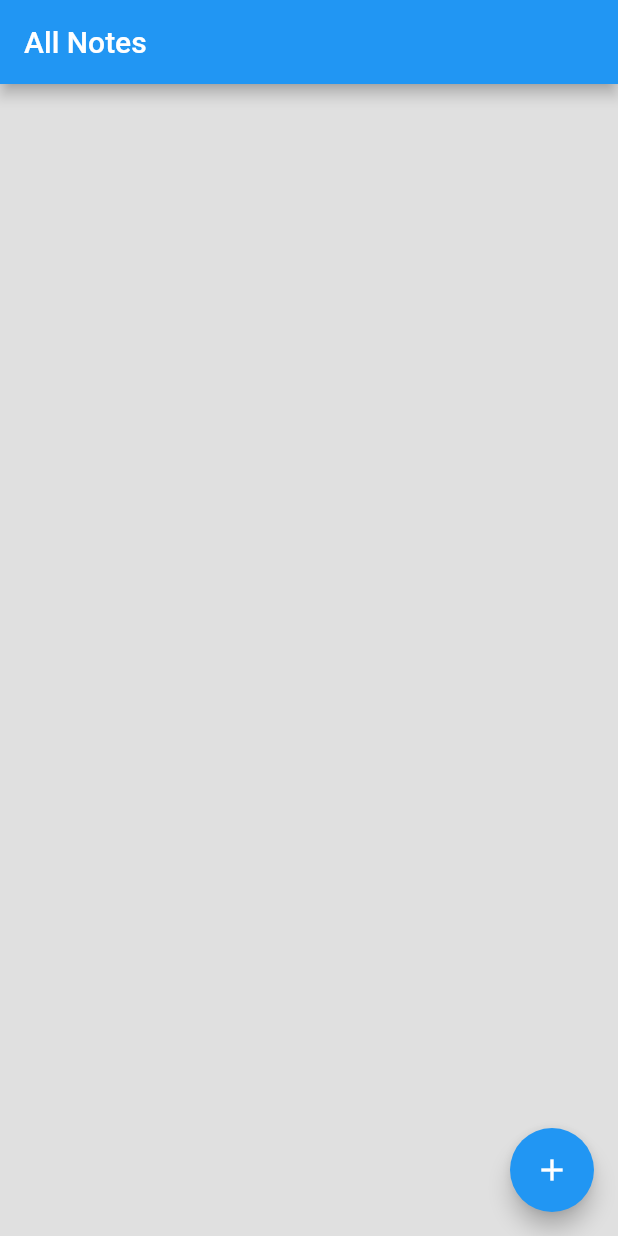
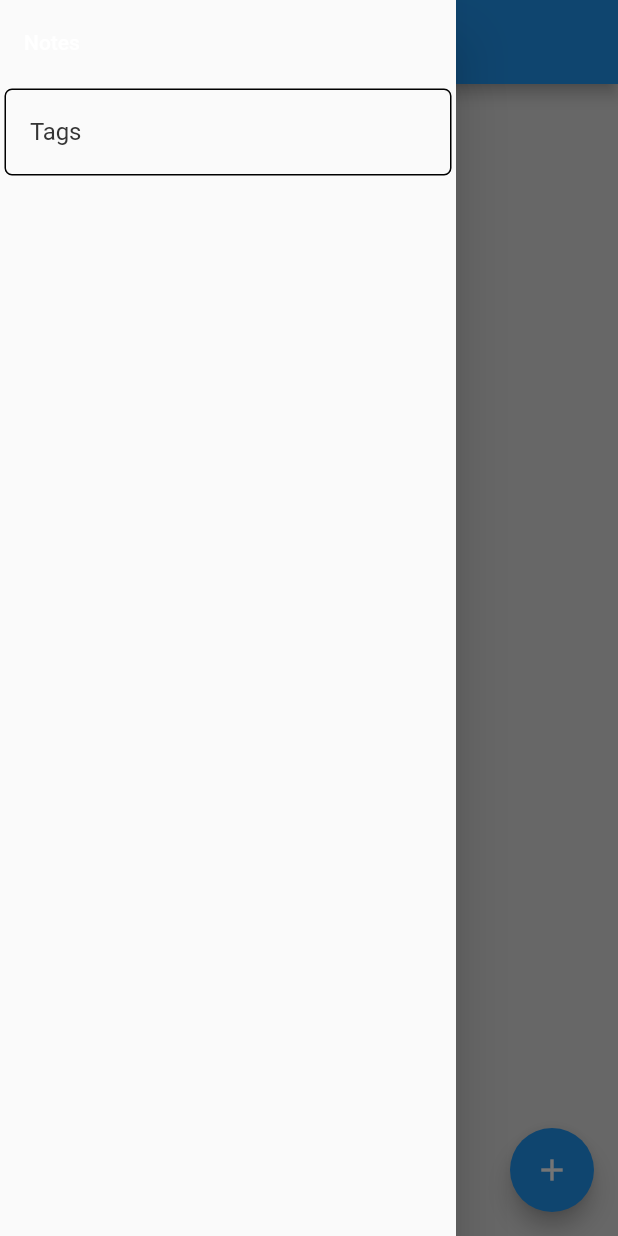
Before and after one commit to OmidNejadabbasi/flutter-notes-app-bloc, a Flutter app: the screen it shows after launch, with the side drawer open (before the commit the screen has no drawer), on a phone screen of 412 x 824 dp. Run offline on Flutter 3.47's test engine with Material 2 defaults, Android fonts, the light colour scheme and no system bars; our stand-ins replace floor, rxdart, sqflite; missing offline and left inert: html_editor_enhanced; accounts and stored records are empty; generated files the repository leaves out were written again; Roboto replaces fonts that are missing (Adanda).

Commit message:
add tags list page

```diff
--- a/lib/bloc/create_note_bloc.dart
+++ b/lib/bloc/create_note_bloc.dart
@@ -6,6 +6,7 @@
 import 'package:tak_note/bloc/form_status.dart';
 import 'package:tak_note/models/note.dart';
 import 'package:tak_note/service/note_service.dart';
+import 'package:tak_note/service/tags_service.dart';
 
 class CreateNoteBloc {
 
@@ -18,15 +19,18 @@
   Stream<FormSubmissionStatus> get noteFormState => _noteState.stream;
 
   final NoteService noteService;
+  final TagsService tagsService;
 
-  CreateNoteBloc(this.noteService) {
+  CreateNoteBloc(this.noteService, this.tagsService) {
     _noteEvent.stream.listen(_mapNoteEventToFormState);
 
 
 
   }
 
+  void addEvent(){
 
+  }
 
 
   void _mapNoteEventToFormState(NoteEvent event) async {
--- /dev/null
+++ b/lib/bloc/tags_list_bloc.dart
@@ -0,0 +1,26 @@
+import 'dart:async';
+
+import 'package:flutter/cupertino.dart';
+import 'package:rxdart/rxdart.dart';
+import 'package:tak_note/models/tag.dart';
+import 'package:tak_note/service/tags_service.dart';
+
+class TagsListBloc {
+  TagsService tagsService;
+
+  TagsListBloc({required this.tagsService}) {
+    tagsService.getAllTags().listen((tagsList) {
+      _tagsStream.add(tagsList);
+    });
+  }
+
+  final BehaviorSubject<List<Tag>> _tagsStream = BehaviorSubject();
+  Stream<List<Tag>> get tagsStream => _tagsStream.stream;
+
+
+
+
+  void dispose() {
+    _tagsStream.close();
+  }
+}
--- a/lib/db/dao/tag_dao.dart
+++ b/lib/db/dao/tag_dao.dart
@@ -7,6 +7,9 @@ import 'package:tak_note/models/tag.dart';
 abstract class TagDAO {
 
   @Query("SELECT * FROM Tag")
-  Stream<Tag?> getAllTagsAsStream();
+  Stream<List<Tag>> getAllTagsAsStream();
+
+  @insert
+  Future<void> insertTag(Tag tag);
 
 }
--- a/lib/main.dart
+++ b/lib/main.dart
@@ -1,8 +1,10 @@
 import 'package:flutter/material.dart';
 import 'package:tak_note/bloc/create_note_bloc.dart';
+import 'package:tak_note/bloc/tags_list_bloc.dart';
 import 'package:tak_note/db/database.dart';
 import 'package:tak_note/routes.dart';
 import 'package:tak_note/service/note_service.dart';
+import 'package:tak_note/service/tags_service.dart';
 import 'package:tak_note/theme.dart';
 
 import 'bloc/notes_list_bloc.dart';
@@ -12,9 +14,12 @@ Future<void> main() async {
 
   final db = await $FloorAppDatabase.databaseBuilder('notedb.db').build();
   final noteService = NoteService(db);
-  final blocProvider =
-      BlocProvider(createNoteBloc: CreateNoteBloc(noteService),
-      notesListBloc: NotesListBloc(noteService: noteService));
+  final tagsService = TagsService(db);
+  final blocProvider = BlocProvider(
+    createNoteBloc: CreateNoteBloc(noteService, tagsService),
+    notesListBloc: NotesListBloc(noteService: noteService),
+    tagsListBloc: TagsListBloc(tagsService: tagsService),
+  );
 
   runApp(AppContainer(blocProvider: blocProvider, child: TakeNoteApp()));
 }
@@ -79,5 +84,10 @@ class BlocProvider {
   final CreateNoteBloc createNoteBloc;
   final NotesListBloc notesListBloc;
 
-  BlocProvider({required this.notesListBloc, required this.createNoteBloc});
+  final TagsListBloc tagsListBloc;
+
+  BlocProvider(
+      {required this.notesListBloc,
+      required this.createNoteBloc,
+      required this.tagsListBloc});
 }
--- a/lib/models/tag.dart
+++ b/lib/models/tag.dart
@@ -4,8 +4,8 @@ import 'package:floor/floor.dart';
 @entity
 class Tag {
 
-  @primaryKey
-  final int id;
+  @PrimaryKey(autoGenerate: true)
+  int? id;
 
   final String name;
 
--- a/lib/page/notes_list_page.dart
+++ b/lib/page/notes_list_page.dart
@@ -20,6 +20,7 @@ class NotesListPage extends StatelessWidget {
       appBar: AppBar(
         title: Text('All Notes'),
       ),
+      drawer: getDrawer(context),
       body: Column(
         children: [
           Expanded(
@@ -51,9 +52,9 @@ class NotesListPage extends StatelessWidget {
 
   Widget buildNoteListItem(Note note, BuildContext context) {
     return Container(
-      decoration: BoxDecoration(
+      decoration: const BoxDecoration(
         color: Colors.white,
-        borderRadius: const BorderRadius.all(Radius.circular(12)),
+        borderRadius: BorderRadius.all(Radius.circular(12)),
       ),
       margin: const EdgeInsets.symmetric(vertical: 3.0, horizontal: 8.0),
       child: Container(
@@ -122,6 +123,35 @@ class NotesListPage extends StatelessWidget {
       ),
     );
   }
+
+  Drawer getDrawer(BuildContext context) {
+    return Drawer(
+      child: Column(
+        children: [
+          const ListTile(
+            title: Text('Notes'),
+          ),
+          Container(
+            margin: EdgeInsets.all(3),
+            decoration: BoxDecoration(
+              borderRadius: BorderRadius.all(Radius.circular(5)),
+                border: Border.all(
+              color: Colors.black,
+              width: 1,
+            )),
+            child: ListTile(
+                title: Text(
+                  'Tags',
+                  style: Theme.of(context).textTheme.subtitle1,
+                ),
+                onTap: () {
+                  Navigator.of(context).pushNamed('/tags');
+                }),
+          ),
+        ],
+      ),
+    );
+  }
 }
 
 String? _parseHtmlString(String htmlString) {
--- a/lib/routes.dart
+++ b/lib/routes.dart
@@ -1,18 +1,15 @@
-
-
 import 'package:flutter/material.dart';
 import 'package:tak_note/page/create_note_page.dart';
 import 'package:tak_note/page/notes_list_page.dart';
-
+import 'package:tak_note/page/tags_list_page.dart';
 
 class AppRouter {
   static Route? onGenerateRoute(RouteSettings settings) {
-    switch(settings.name) {
-      case "/create_note":
-        return MaterialPageRoute(builder: (context) => CreateNotePage(),);
-
-      case "/all_notes":
-        return MaterialPageRoute(builder: (context) => NotesListPage());
-    }
+    Map<String, MaterialPageRoute> routeMap = {
+      "/create_note": MaterialPageRoute(builder: (context) => CreateNotePage()),
+      "/all_notes": MaterialPageRoute(builder: (context) => NotesListPage()),
+      "/tags": MaterialPageRoute(builder: (context) => TagsListPage()),
+    };
+    return routeMap[settings.name];
   }
 }
```
Also changed, not shown: lib/page/create_note_page.dart (+17 -6 lines), lib/page/tags_list_page.dart (added, +145 -0 lines), lib/service/tags_service.dart (added, +20 -0 lines), pubspec.yaml (+10 -0 lines), assets/fonts/ZillaSlab-Italic.ttf (added), assets/fonts/ZillaSlab-Regular.ttf (added), assets/fonts/ZillaSlab-SemiBold.ttf (added), lib/db/database.g.dart, pubspec.lock.
